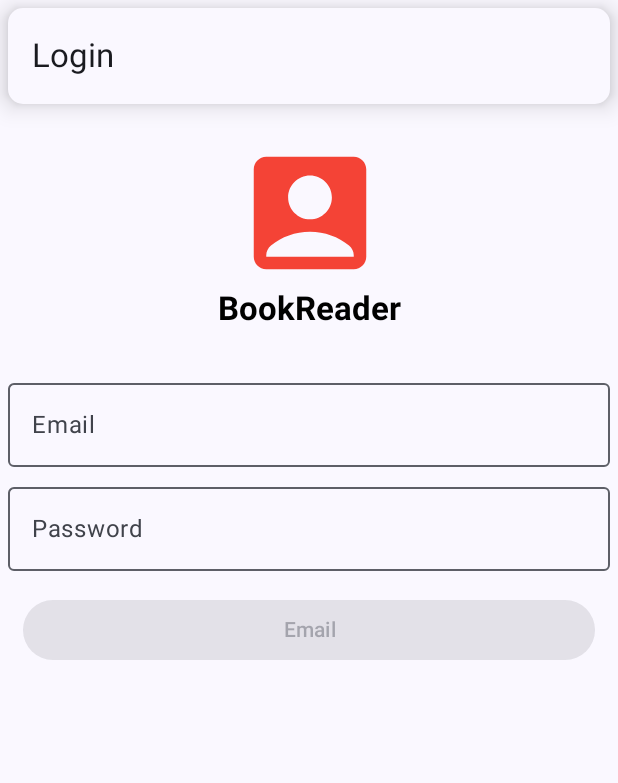
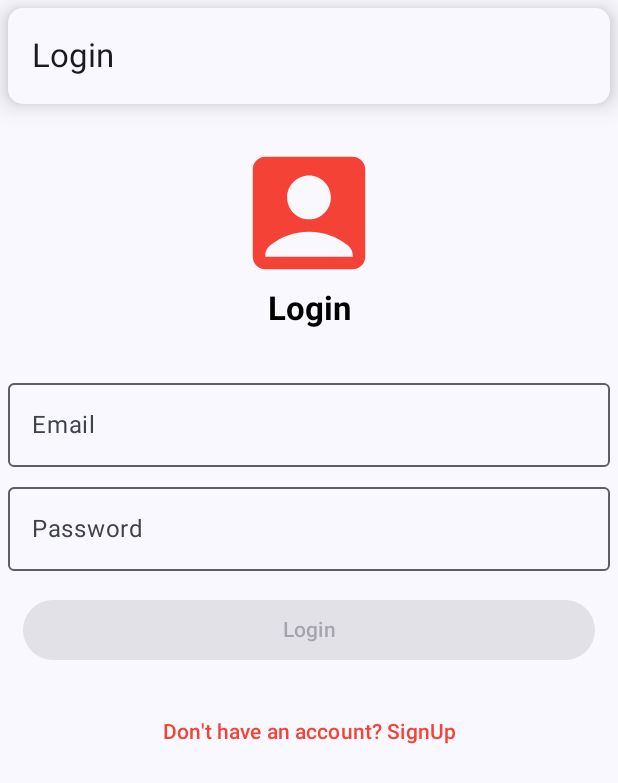
Before and after one commit to Cheemala/BookReader, an Android app built with Jetpack Compose: the screen it shows after launch (MainActivity), on a phone screen of 412 x 824 dp. Shown: the top 783 px of the screen. Run offline under Robolectric (Android 15) with nearby library versions, the phone set to English and light mode, and no system bars; our stand-ins replace Dagger/Hilt's generated code.

Commit message:
Final SignUp or Login Implementation

```diff
--- a/app/src/main/AndroidManifest.xml
+++ b/app/src/main/AndroidManifest.xml
@@ -2,7 +2,11 @@
 <manifest xmlns:android="http://schemas.android.com/apk/res/android"
     xmlns:tools="http://schemas.android.com/tools">
 
+    <uses-permission android:name="android.permission.READ_EXTERNAL_STORAGE"/>
+    <uses-permission android:name="android.permission.WRITE_EXTERNAL_STORAGE"/>
+
     <application
+        android:name=".BookReaderApplication"
         android:allowBackup="true"
         android:dataExtractionRules="@xml/data_extraction_rules"
         android:fullBackupContent="@xml/backup_rules"
@@ -23,6 +27,8 @@
                 <category android:name="android.intent.category.LAUNCHER" />
             </intent-filter>
         </activity>
+
     </application>
 
+
 </manifest>
--- /dev/null
+++ b/app/src/main/java/com/cheemala/bookreader/BookReaderApplication.kt
@@ -0,0 +1,7 @@
+package com.cheemala.bookreader
+
+import android.app.Application
+import dagger.hilt.android.HiltAndroidApp
+
+@HiltAndroidApp
+class BookReaderApplication: Application() {}
--- a/app/src/main/java/com/cheemala/bookreader/MainActivity.kt
+++ b/app/src/main/java/com/cheemala/bookreader/MainActivity.kt
@@ -13,7 +13,9 @@ import androidx.compose.ui.Modifier
 import androidx.compose.ui.tooling.preview.Preview
 import com.cheemala.bookreader.navigation.BookReaderNavigation
 import com.cheemala.bookreader.ui.theme.BookReaderTheme
+import dagger.hilt.android.AndroidEntryPoint
 
+@AndroidEntryPoint
 class MainActivity : ComponentActivity() {
     override fun onCreate(savedInstanceState: Bundle?) {
         super.onCreate(savedInstanceState)
--- a/app/src/main/java/com/cheemala/bookreader/Components.kt
+++ b/app/src/main/java/com/cheemala/bookreader/components/Components.kt
@@ -1,4 +1,4 @@
-package com.cheemala.bookreader
+package com.cheemala.bookreader.components
 
 import android.graphics.drawable.Icon
 import androidx.compose.foundation.Image
@@ -20,7 +20,6 @@ import androidx.compose.material3.Text
 import androidx.compose.runtime.Composable
 import androidx.compose.runtime.MutableState
 import androidx.compose.ui.Modifier
-import androidx.compose.ui.res.stringResource
 import androidx.compose.ui.text.input.ImeAction
 import androidx.compose.ui.text.input.KeyboardType
 import androidx.compose.ui.text.style.TextAlign
@@ -31,9 +30,10 @@ import androidx.compose.ui.draw.shadow
 import androidx.compose.ui.graphics.Color
 import androidx.compose.ui.res.painterResource
 import androidx.compose.ui.text.font.FontWeight
+import com.cheemala.bookreader.R
 
 @Composable
-fun AppHeaderText(title: Int) {
+fun AppHeaderText(title: String) {
     Column(
         modifier = Modifier.padding(2.dp),
         verticalArrangement = Arrangement.Center,
@@ -45,7 +45,7 @@ fun AppHeaderText(title: Int) {
             modifier = Modifier.size(100.dp)
         )
         Text(
-            text = stringResource(id = title),
+            text = title,
             style = MaterialTheme.typography.titleLarge,
             color = Color.Black,
             fontWeight = FontWeight.Bold
@@ -120,7 +120,7 @@ fun PasswordInputField(
 @Composable
 fun SubmitBtn(
     modifier: Modifier = Modifier,
-    btnLabel: Int,
+    btnLabel: String,
     loading: MutableState<Boolean>,
     emailState: MutableState<String>,
     pswrdState: MutableState<String>,
@@ -139,7 +139,7 @@ fun SubmitBtn(
     ) {
         if (loading.value) CircularProgressIndicator(modifier = modifier.size(50.dp))
         else
-            Text(text = stringResource(id = btnLabel), textAlign = TextAlign.Center)
+            Text(text = btnLabel, textAlign = TextAlign.Center)
     }
 
 }
--- /dev/null
+++ b/app/src/main/java/com/cheemala/bookreader/model/repository/RoomRepository.kt
@@ -0,0 +1,13 @@
+package com.cheemala.bookreader.model.repository
+
+import com.cheemala.bookreader.model.data.User
+import com.cheemala.bookreader.model.datasource.BookReaderDatabase
+import javax.inject.Inject
+
+class RoomRepository @Inject constructor(private val bookReaderDatabase: BookReaderDatabase) {
+    suspend fun insertUser(user: User): Long = bookReaderDatabase.userDao().insertUser(user)
+
+    suspend fun updateUser(user: User) = bookReaderDatabase.userDao().updateUser(user)
+
+    suspend fun checkUserExisted(userEmail: String, userPswrd: String) = bookReaderDatabase.userDao().checkUserExisted(userEmail,userPswrd)
+}
--- a/app/src/main/java/com/cheemala/bookreader/navigation/BookReaderNavigation.kt
+++ b/app/src/main/java/com/cheemala/bookreader/navigation/BookReaderNavigation.kt
@@ -1,12 +1,13 @@
 package com.cheemala.bookreader.navigation
 
 import androidx.compose.runtime.Composable
+import androidx.hilt.navigation.compose.hiltViewModel
 import androidx.navigation.compose.NavHost
 import androidx.navigation.compose.composable
 import androidx.navigation.compose.rememberNavController
 import com.cheemala.bookreader.screens.home.HomeScreen
-import com.cheemala.bookreader.screens.login.LoginScreen
-import com.cheemala.bookreader.screens.signup.SignUpScreen
+import com.cheemala.bookreader.screens.login.SignUpOrLoginScreen
+import com.cheemala.bookreader.screens.login.SignUpOrLoginScreenViewModel
 import com.cheemala.bookreader.screens.splash.SplashScreen
 
 @Composable
@@ -18,12 +19,9 @@ fun BookReaderNavigation(){
             SplashScreen(navController = navController)
         }
 
-        composable(route = BookReaderScreens.LoginScreen.name){
-            LoginScreen(navController = navController)
-        }
-
-        composable(route = BookReaderScreens.SignUpScreen.name){
-            SignUpScreen(navController = navController)
+        composable(route = BookReaderScreens.SignUpOrLoginScreen.name){
+            val signUpOrLoginScreenViewModel = hiltViewModel<SignUpOrLoginScreenViewModel>()
+            SignUpOrLoginScreen(navController = navController, signUpOrLoginScreenViewModel = signUpOrLoginScreenViewModel)
         }
 
         composable(route = BookReaderScreens.HomeScreen.name){
--- a/app/src/main/java/com/cheemala/bookreader/navigation/BookReaderScreens.kt
+++ b/app/src/main/java/com/cheemala/bookreader/navigation/BookReaderScreens.kt
@@ -2,7 +2,6 @@ package com.cheemala.bookreader.navigation
 
 enum class BookReaderScreens {
     SplashScreen,
-    LoginScreen,
-    SignUpScreen,
+    SignUpOrLoginScreen,
     HomeScreen
 }
--- a/app/src/main/java/com/cheemala/bookreader/screens/login/LoginScreen.kt
+++ /dev/null
@@ -1,66 +0,0 @@
-package com.cheemala.bookreader.screens.login
-
-import androidx.compose.foundation.layout.Arrangement
-import androidx.compose.foundation.layout.Column
-import androidx.compose.foundation.layout.Spacer
-import androidx.compose.foundation.layout.fillMaxSize
-import androidx.compose.foundation.layout.height
-import androidx.compose.foundation.layout.padding
-import androidx.compose.material3.Scaffold
-import androidx.compose.material3.Surface
-import androidx.compose.runtime.Composable
-import androidx.compose.runtime.mutableStateOf
-import androidx.compose.runtime.saveable.rememberSaveable
-import androidx.compose.ui.Alignment
-import androidx.compose.ui.Modifier
-import androidx.compose.ui.res.stringResource
-import androidx.compose.ui.text.input.KeyboardType
-import androidx.compose.ui.unit.dp
-import androidx.navigation.NavController
-import com.cheemala.bookreader.AppHeaderText
-import com.cheemala.bookreader.EmailInputField
-import com.cheemala.bookreader.PasswordInputField
-import com.cheemala.bookreader.R
-import com.cheemala.bookreader.SubmitBtn
-import com.cheemala.bookreader.TopBar
-
-@Composable
-fun LoginScreen(navController: NavController) {
-    Scaffold(topBar = { TopBar(title = stringResource(id = R.string.login_name)) }) {
-        Surface(modifier = Modifier
-            .padding(it)
-            .fillMaxSize()) {
-            ImpLoginScreen(navController)
-        }
-    }
-}
-
-@Composable
-fun ImpLoginScreen(navController: NavController) {
-
-    val emailStateValue = rememberSaveable {
-        mutableStateOf("")
-    }
-
-    val passwordStateValue = rememberSaveable {
-        mutableStateOf("")
-    }
-
-    val loadingStateValue = rememberSaveable {
-        mutableStateOf(false)
-    }
-
-    Column(modifier = Modifier.padding(5.dp), verticalArrangement = Arrangement.Top, horizontalAlignment = Alignment.CenterHorizontally) {
-        Spacer(modifier = Modifier.height(10.dp))
-        AppHeaderText(title = R.string.app_name)
-        Spacer(modifier = Modifier.height(25.dp))
-        EmailInputField(value = emailStateValue, label = "Email", singleLine = true, keyboardType = KeyboardType.Text)
-        Spacer(modifier = Modifier.height(5.dp))
-        PasswordInputField(passwordValue = passwordStateValue, label = "Password", singleLine = true, keyboardType = KeyboardType.Password)
-        Spacer(modifier = Modifier.height(5.dp))
-        SubmitBtn(btnLabel = R.string.email_name, emailState = emailStateValue, pswrdState = passwordStateValue, loading = loadingStateValue){
-            loadingStateValue.value = !loadingStateValue.value
-        }
-    }
-
-}
--- /dev/null
+++ b/app/src/main/java/com/cheemala/bookreader/screens/login/SignUpOrLoginScreen.kt
@@ -0,0 +1,188 @@
+package com.cheemala.bookreader.screens.login
+
+import android.util.Log
+import androidx.compose.foundation.layout.Arrangement
+import androidx.compose.foundation.layout.Box
+import androidx.compose.foundation.layout.Column
+import androidx.compose.foundation.layout.Spacer
+import androidx.compose.foundation.layout.fillMaxSize
+import androidx.compose.foundation.layout.height
+import androidx.compose.foundation.layout.padding
+import androidx.compose.material3.Scaffold
+import androidx.compose.material3.Surface
+import androidx.compose.material3.Text
+import androidx.compose.material3.TextButton
+import androidx.compose.runtime.Composable
+import androidx.compose.runtime.MutableState
+import androidx.compose.runtime.mutableStateOf
+import androidx.compose.runtime.saveable.rememberSaveable
+import androidx.compose.ui.Alignment
+import androidx.compose.ui.Modifier
+import androidx.compose.ui.res.colorResource
+import androidx.compose.ui.res.stringResource
+import androidx.compose.ui.text.input.KeyboardType
+import androidx.compose.ui.text.style.TextAlign
+import androidx.compose.ui.text.style.TextOverflow
+import androidx.compose.ui.unit.dp
+import androidx.hilt.navigation.compose.hiltViewModel
+import androidx.navigation.NavController
+import com.cheemala.bookreader.components.AppHeaderText
+import com.cheemala.bookreader.components.EmailInputField
+import com.cheemala.bookreader.components.PasswordInputField
+import com.cheemala.bookreader.R
+import com.cheemala.bookreader.components.SubmitBtn
+import com.cheemala.bookreader.components.TopBar
+import com.cheemala.bookreader.model.data.User
+import com.cheemala.bookreader.navigation.BookReaderScreens
+import kotlinx.coroutines.CoroutineScope
+import kotlinx.coroutines.Dispatchers
+import kotlinx.coroutines.Job
+import kotlinx.coroutines.coroutineScope
+import kotlinx.coroutines.launch
+
+
+@Composable
+fun SignUpOrLoginScreen(
+    navController: NavController,
+    signUpOrLoginScreenViewModel: SignUpOrLoginScreenViewModel = hiltViewModel()
+) {
+
+    val isItLoginStateValue = rememberSaveable {
+        mutableStateOf(true)
+    }
+
+    val loadingStateValue = rememberSaveable {
+        mutableStateOf(false)
+    }
+
+    val submitBtnOrTitleText = if (isItLoginStateValue.value && !loadingStateValue.value) {
+        stringResource(id = R.string.login_name)
+    } else if (!isItLoginStateValue.value && !loadingStateValue.value) stringResource(
+        id = R.string.sign_up_name
+    ) else ""
+
+    Scaffold(topBar = { TopBar(title = submitBtnOrTitleText) }) {
+        Surface(
+            modifier = Modifier
+                .padding(it)
+                .fillMaxSize()
+        ) {
+            ImpLoginOrSignUpScreen(
+                isItLoginStateValue,
+                submitBtnOrTitleText,
+                loadingStateValue,
+                signUpOrLoginScreenViewModel,
+                navController
+            )
+        }
+    }
+}
+
+@Composable
+fun ImpLoginOrSignUpScreen(
+    isItLoginStateValue: MutableState<Boolean>,
+    submitBtnOrTitleText: String,
+    loadingStateValue: MutableState<Boolean>,
+    signUpOrLoginScreenViewModel: SignUpOrLoginScreenViewModel,
+    navController: NavController
+) {
+
+    val emailStateValue = rememberSaveable {
+        mutableStateOf("")
+    }
+
+    val passwordStateValue = rememberSaveable {
+        mutableStateOf("")
+    }
+
+    Column(
+        modifier = Modifier.padding(5.dp),
+        verticalArrangement = Arrangement.Top,
+        horizontalAlignment = Alignment.CenterHorizontally
+    ) {
+
+        Spacer(modifier = Modifier.height(10.dp))
+        AppHeaderText(title = submitBtnOrTitleText)
+        Spacer(modifier = Modifier.height(25.dp))
+        EmailInputField(
+            value = emailStateValue,
+            label = "Email",
+            singleLine = true,
+            keyboardType = KeyboardType.Text
+        )
+        Spacer(modifier = Modifier.height(5.dp))
+        PasswordInputField(
+            passwordValue = passwordStateValue,
+            label = "Password",
+            singleLine = true,
+            keyboardType = KeyboardType.Password
+        )
+        Spacer(modifier = Modifier.height(5.dp))
+        SubmitBtn(
+            btnLabel = submitBtnOrTitleText,
+            emailState = emailStateValue,
+            pswrdState = passwordStateValue,
+            loading = loadingStateValue
+        ) {
+
+            if (isItLoginStateValue.value) {
+                if (emailStateValue.value.isNotEmpty() && passwordStateValue.value.isNotEmpty()) {
+                    CoroutineScope(Dispatchers.Main).launch {
+                        val userLoginStatus = signUpOrLoginScreenViewModel.checkUserExisted(
+                            emailStateValue.value,
+                            passwordStateValue.value
+                        )
+                        if(userLoginStatus){
+                            navController.popBackStack(BookReaderScreens.SignUpOrLoginScreen.name, true)
+                            navController.navigate(BookReaderScreens.HomeScreen.name)
+                        }
+
+                        Log.d("user_login_status_", "$userLoginStatus")
+                    }
+                }
+            } else {
+                if (emailStateValue.value.isNotEmpty() && passwordStateValue.value.isNotEmpty()) {
+                    CoroutineScope(Dispatchers.Main).launch {
+                        val userSignUpStatus = signUpOrLoginScreenViewModel.signUpUser(
+                            User(
+                                userEmail = emailStateValue.value,
+                                userPassword = passwordStateValue.value,
+                                userLoginStatus = false
+                            )
+                        )
+                        if(userSignUpStatus){
+                            isItLoginStateValue.value = !isItLoginStateValue.value
+                            emailStateValue.value = ""
+                            passwordStateValue.value = ""
+                            Log.d("user", "$userSignUpStatus")
+                        }
+
+                    }
+
+                }
+            }
+        }
+
+        if (isItLoginStateValue.value) {
+            Spacer(modifier = Modifier.height(10.dp))
+            TextButton(onClick = {
+                isItLoginStateValue.value = !isItLoginStateValue.value
+                Log.d("Signup_", "clicked!")
+            }) {
+                Text(
+                    text = stringResource(id = R.string.no_account_name),
+                    modifier = Modifier.padding(horizontal = 5.dp, vertical = 6.dp),
+                    textAlign = TextAlign.Center,
+                    maxLines = 1,
+                    overflow = TextOverflow.Ellipsis,
+                    color = colorResource(
+                        id = R.color.red
+                    )
+                )
+            }
+        } else {
+            Box {}
+        }
+    }
+
+}
--- a/app/src/main/java/com/cheemala/bookreader/screens/splash/SplashScreen.kt
+++ b/app/src/main/java/com/cheemala/bookreader/screens/splash/SplashScreen.kt
@@ -4,16 +4,13 @@ import android.view.animation.OvershootInterpolator
 import androidx.compose.animation.core.Animatable
 import androidx.compose.animation.core.tween
 import androidx.compose.foundation.BorderStroke
-import androidx.compose.foundation.Image
 import androidx.compose.foundation.layout.Arrangement
 import androidx.compose.foundation.layout.Column
 import androidx.compose.foundation.layout.fillMaxSize
 import androidx.compose.foundation.layout.padding
 import androidx.compose.foundation.layout.size
 import androidx.compose.foundation.shape.CircleShape
-import androidx.compose.material3.MaterialTheme
 import androidx.compose.material3.Surface
-import androidx.compose.material3.Text
 import androidx.compose.runtime.Composable
 import androidx.compose.runtime.LaunchedEffect
 import androidx.compose.runtime.remember
@@ -21,10 +18,10 @@ import androidx.compose.ui.Alignment
 import androidx.compose.ui.Modifier
 import androidx.compose.ui.draw.scale
 import androidx.compose.ui.graphics.Color
-import androidx.compose.ui.res.painterResource
+import androidx.compose.ui.res.stringResource
 import androidx.compose.ui.unit.dp
 import androidx.navigation.NavController
-import com.cheemala.bookreader.AppHeaderText
+import com.cheemala.bookreader.components.AppHeaderText
 import com.cheemala.bookreader.R
 import com.cheemala.bookreader.navigation.BookReaderScreens
 import kotlinx.coroutines.delay
@@ -42,10 +39,13 @@ fun SplashScreen(navController: NavController) {
             animationSpec = tween(800, easing = { OvershootInterpolator(8f).getInterpolation(it) })
         )
         delay(2000L)
-        navController.navigate(BookReaderScreens.LoginScreen.name)
+        navController.popBackStack(BookReaderScreens.SplashScreen.name, true)
+        navController.navigate(BookReaderScreens.SignUpOrLoginScreen.name)
     }
 
-    Column(modifier = Modifier.padding(2.dp).fillMaxSize(), verticalArrangement = Arrangement.Center, horizontalAlignment = Alignment.CenterHorizontally) {
+    Column(modifier = Modifier
+        .padding(2.dp)
+        .fillMaxSize(), verticalArrangement = Arrangement.Center, horizontalAlignment = Alignment.CenterHorizontally) {
         Surface(
             modifier = Modifier
                 .padding(2.dp)
@@ -55,7 +55,7 @@ fun SplashScreen(navController: NavController) {
             border = BorderStroke(2.dp, Color.LightGray),
             shape = CircleShape,
             ) {
-            AppHeaderText(title = R.string.app_name)
+            AppHeaderText(title = stringResource(id = R.string.app_name))
         }
     }
 
--- a/app/src/main/res/values/colors.xml
+++ b/app/src/main/res/values/colors.xml
@@ -7,4 +7,5 @@
     <color name="teal_700">#FF018786</color>
     <color name="black">#FF000000</color>
     <color name="white">#FFFFFFFF</color>
+    <color name="red">#F44336</color>
 </resources>
--- a/app/src/main/res/values/strings.xml
+++ b/app/src/main/res/values/strings.xml
@@ -4,4 +4,5 @@
     <string name="sign_up_name">Sign Up</string>
     <string name="email_name">Email</string>
     <string name="pswrd_name">Password</string>
+    <string name="no_account_name">Don\'t have an account? SignUp</string>
 </resources>
```
Also changed, not shown: app/src/main/java/com/cheemala/bookreader/di/AppModule.kt (added, +26 -0 lines), app/src/main/java/com/cheemala/bookreader/model/data/User.kt (added, +19 -0 lines), app/src/main/java/com/cheemala/bookreader/model/datasource/BookReaderDatabase.kt (added, +12 -0 lines), app/src/main/java/com/cheemala/bookreader/model/datasource/dao/UserDao.kt (added, +24 -0 lines), app/src/main/java/com/cheemala/bookreader/screens/login/SignUpOrLoginScreenViewModel.kt (added, +29 -0 lines), app/src/main/java/com/cheemala/bookreader/screens/signup/SignUpScreen.kt (deleted, +0 -9 lines).
